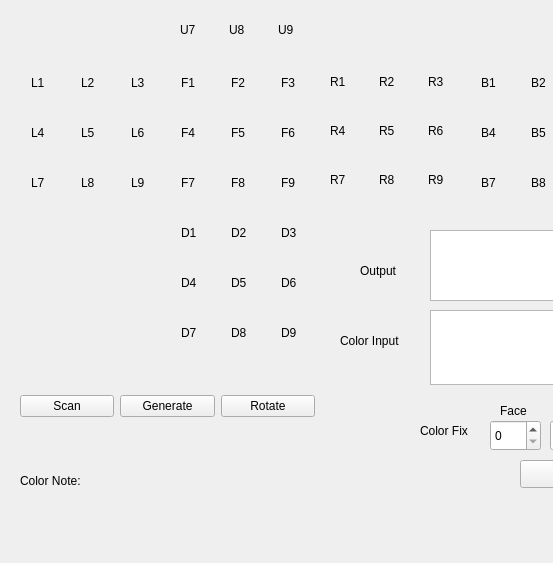
Old version of the form Cube_display/mainwindow.ui in the repository Hzhang11/SeniorDesign; both pictures show x 0 to 553 and y 100 to 663 of the 800 by 663 pixel window.
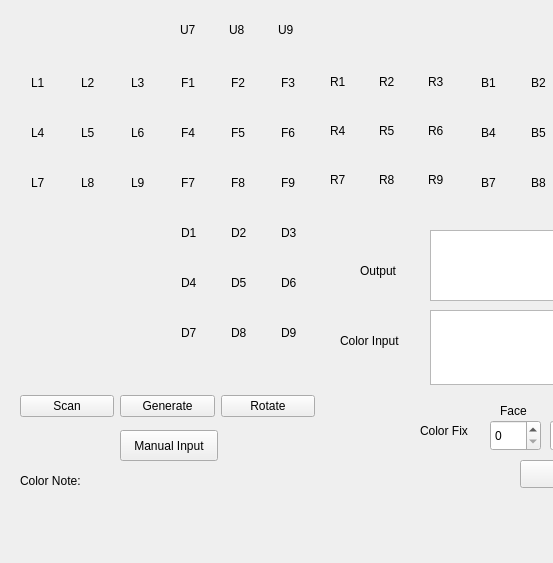
New version of the form.

```diff
--- a/Cube_display/mainwindow.ui
+++ b/Cube_display/mainwindow.ui
@@ -914,8 +914,8 @@
      <rect>
       <x>330</x>
       <y>160</y>
-      <width>141</width>
-      <height>141</height>
+      <width>143</width>
+      <height>143</height>
      </rect>
     </property>
     <layout class="QGridLayout" name="cube_right_layout">
@@ -1518,6 +1518,19 @@
      <string>Color Note: </string>
     </property>
    </widget>
+   <widget class="QPushButton" name="inputButton">
+    <property name="geometry">
+     <rect>
+      <x>120</x>
+      <y>530</y>
+      <width>98</width>
+      <height>31</height>
+     </rect>
+    </property>
+    <property name="text">
+     <string>Manual Input</string>
+    </property>
+   </widget>
   </widget>
   <widget class="QMenuBar" name="menubar">
    <property name="geometry">
```
Left out of the diff: 2 changed lines with no effect on the pictures.
